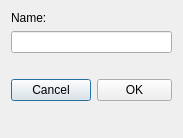
The window that enter_name.ui (lemonner1/QBowsAndCows) describes before a commit, drawn with Qt 5.
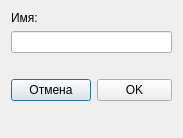
The same window after the commit.

```diff
--- a/enter_name.ui
+++ b/enter_name.ui
@@ -32,7 +32,7 @@
    <item row="0" column="0" colspan="2">
     <widget class="QLabel" name="label">
      <property name="text">
-      <string>Name:</string>
+      <string>Имя:</string>
      </property>
     </widget>
    </item>
@@ -42,7 +42,7 @@
    <item row="3" column="0">
     <widget class="QPushButton" name="pb_cancel">
      <property name="text">
-      <string>Cancel</string>
+      <string>Отмена</string>
      </property>
     </widget>
    </item>
```
